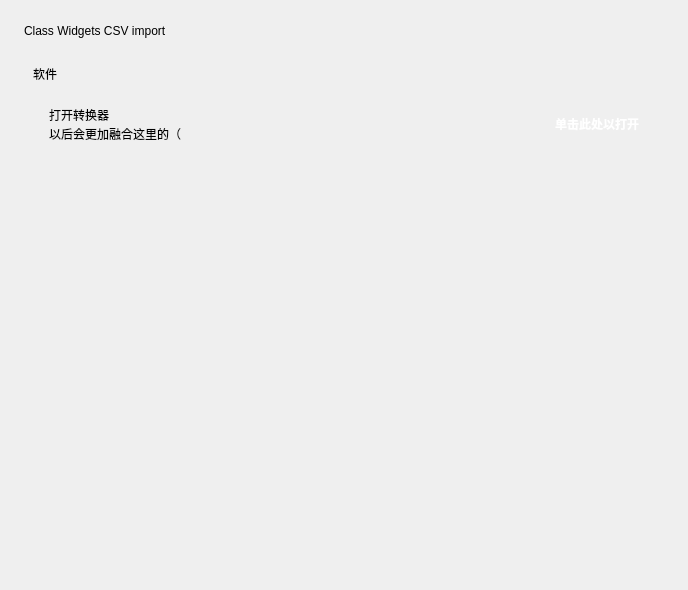
Qt form settings.ui (Detritalw/Class-Widget-CSV-import) before a commit.
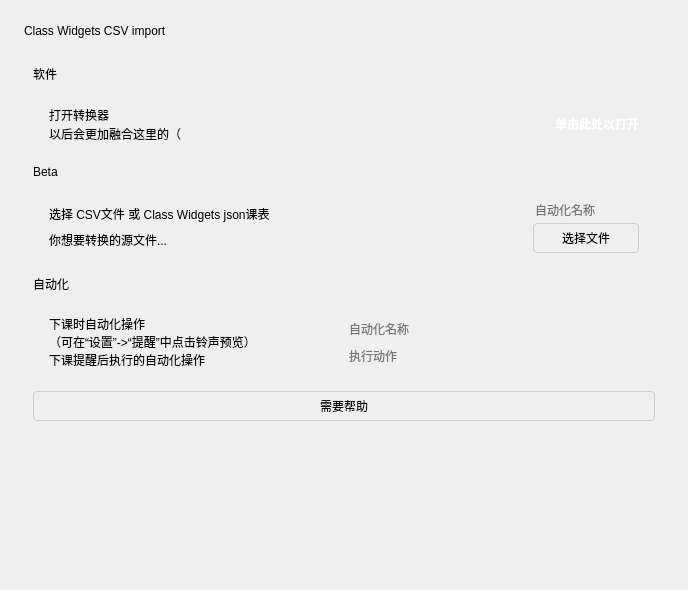
The same form after that commit. Icons and pictures are not drawn. Custom widgets are drawn as their Qt base class.

What changed in the file:
```diff
--- a/settings.ui
+++ b/settings.ui
@@ -19,6 +19,11 @@
   <property name="windowTitle">
    <string>Form</string>
   </property>
+  <property name="styleSheet">
+   <string>
+    @import url('https://cdn.jsdelivr.net/gh/zhiyiYo/PyQt-Fluent-Widgets@main/qfluentwidgets.qss');
+   </string>
+  </property>
   <layout class="QVBoxLayout" name="verticalLayout_2">
    <property name="spacing">
     <number>18</number>
@@ -161,6 +166,227 @@
            </layout>
           </widget>
          </item>
+         <item>
+          <widget class="SubtitleLabel" name="SubtitleLabel_3">
+           <property name="text">
+            <string>Beta</string>
+           </property>
+          </widget>
+         </item>
+         <item>
+          <widget class="CardWidget" name="CardWidget_4">
+           <property name="minimumSize">
+            <size>
+             <width>0</width>
+             <height>70</height>
+            </size>
+           </property>
+           <layout class="QHBoxLayout" name="horizontalLayout_6">
+            <property name="leftMargin">
+             <number>16</number>
+            </property>
+            <property name="topMargin">
+             <number>16</number>
+            </property>
+            <property name="rightMargin">
+             <number>16</number>
+            </property>
+            <property name="bottomMargin">
+             <number>16</number>
+            </property>
+            <item>
+             <layout class="QVBoxLayout" name="verticalLayout_10">
+              <property name="spacing">
+               <number>0</number>
+              </property>
+              <item>
+               <widget class="StrongBodyLabel" name="StrongBodyLabel_6">
+                <property name="text">
+                 <string>选择 CSV文件 或 Class Widgets json课表</string>
+                </property>
+               </widget>
+              </item>
+              <item>
+               <widget class="CaptionLabel" name="CaptionLabel_3">
+                <property name="sizePolicy">
+                 <sizepolicy hsizetype="Expanding" vsizetype="Preferred">
+                  <horstretch>0</horstretch>
+                  <verstretch>0</verstretch>
+                 </sizepolicy>
+                </property>
+                <property name="text">
+                 <string>你想要转换的源文件...</string>
+                </property>
+                <property name="wordWrap">
+                 <bool>true</bool>
+                </property>
+                <property name="lightColor" stdset="0">
+                 <color alpha="150">
+                  <red>0</red>
+                  <green>0</green>
+                  <blue>0</blue>
+                 </color>
+                </property>
+                <property name="darkColor" stdset="0">
+                 <color alpha="200">
+                  <red>255</red>
+                  <green>255</green>
+                  <blue>255</blue>
+                 </color>
+                </property>
+               </widget>
+              </item>
+             </layout>
+            </item>
+            <item>
+             <layout class="QVBoxLayout" name="verticalLayout_11">
+              <item>
+               <widget class="LineEdit" name="nameEdit_2">
+                <property name="sizePolicy">
+                 <sizepolicy hsizetype="Minimum" vsizetype="Fixed">
+                  <horstretch>0</horstretch>
+                  <verstretch>0</verstretch>
+                 </sizepolicy>
+                </property>
+                <property name="placeholderText">
+                 <string>自动化名称</string>
+                </property>
+               </widget>
+              </item>
+              <item>
+               <widget class="QPushButton" name="selectFileButton_2">
+                <property name="text">
+                 <string>选择文件</string>
+                </property>
+                <property name="styleSheet">
+                 <string notr="true">QPushButton { padding: 5px; border: 1px solid #ccc; border-radius: 4px; }</string>
+                </property>
+               </widget>
+              </item>
+             </layout>
+            </item>
+           </layout>
+          </widget>
+         </item>
+         <item>
+          <widget class="SubtitleLabel" name="SubtitleLabel_2">
+           <property name="text">
+            <string>自动化</string>
+           </property>
+          </widget>
+         </item>
+         <item>
+          <widget class="CardWidget" name="CardWidget_5">
+           <property name="minimumSize">
+            <size>
+             <width>0</width>
+             <height>70</height>
+            </size>
+           </property>
+           <layout class="QHBoxLayout" name="horizontalLayout_7">
+            <property name="leftMargin">
+             <number>16</number>
+            </property>
+            <property name="topMargin">
+             <number>16</number>
+            </property>
+            <property name="rightMargin">
+             <number>16</number>
+            </property>
+            <property name="bottomMargin">
+             <number>16</number>
+            </property>
+            <item>
+             <layout class="QVBoxLayout" name="verticalLayout_12">
+              <property name="spacing">
+               <number>0</number>
+              </property>
+              <item>
+               <widget class="StrongBodyLabel" name="StrongBodyLabel_7">
+                <property name="text">
+                 <string>下课时自动化操作</string>
+                </property>
+               </widget>
+              </item>
+              <item>
+               <widget class="CaptionLabel" name="CaptionLabel_4">
+                <property name="sizePolicy">
+                 <sizepolicy hsizetype="Expanding" vsizetype="Preferred">
+                  <horstretch>0</horstretch>
+                  <verstretch>0</verstretch>
+                 </sizepolicy>
+                </property>
+                <property name="text">
+                 <string>（可在“设置”-&gt;“提醒”中点击铃声预览）
+下课提醒后执行的自动化操作</string>
+                </property>
+                <property name="wordWrap">
+                 <bool>true</bool>
+                </property>
+                <property name="lightColor" stdset="0">
+                 <color alpha="150">
+                  <red>0</red>
+                  <green>0</green>
+                  <blue>0</blue>
+                 </color>
+                </property>
+                <property name="darkColor" stdset="0">
+                 <color alpha="200">
+                  <red>255</red>
+                  <green>255</green>
+                  <blue>255</blue>
+                 </color>
+                </property>
+               </widget>
+              </item>
+             </layout>
+            </item>
+            <item>
+             <layout class="QVBoxLayout" name="verticalLayout_13">
+              <item>
+               <widget class="LineEdit" name="nameEdit_3">
+                <property name="sizePolicy">
+                 <sizepolicy hsizetype="Minimum" vsizetype="Fixed">
+                  <horstretch>0</horstretch>
+                  <verstretch>0</verstretch>
+                 </sizepolicy>
+                </property>
+                <property name="placeholderText">
+                 <string>自动化名称</string>
+                </property>
+               </widget>
+              </item>
+              <item>
+               <widget class="LineEdit" name="actionEdit_3">
+                <property name="sizePolicy">
+                 <sizepolicy hsizetype="Expanding" vsizetype="Fixed">
+                  <horstretch>0</horstretch>
+                  <verstretch>0</verstretch>
+                 </sizepolicy>
+                </property>
+                <property name="text">
+                 <string/>
+                </property>
+                <property name="placeholderText">
+                 <string>执行动作</string>
+                </property>
+               </widget>
+              </item>
+             </layout>
+            </item>
+           </layout>
+          </widget>
+         </item>
+         <item>
+          <widget class="QPushButton" name="helpButton">
+           <property name="text">
+            <string>需要帮助</string>
+           </property>
+           <property name="styleSheet">
+            <string notr="true">QPushButton { padding: 5px; border: 1px solid #ccc; border-radius: 4px; }</string>
+           </property>
+          </widget>
+         </item>
         </layout>
        </item>
        <item>
```
Left out of the diff: 10 changed lines with no effect on the pictures.
